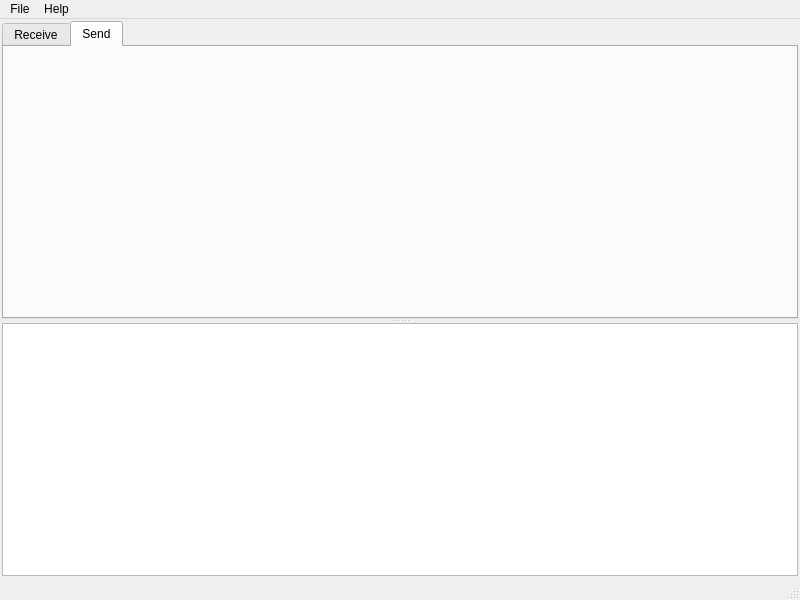
Old version of the form mainwindow.ui in the repository zxf1023818103/uartframeparser.
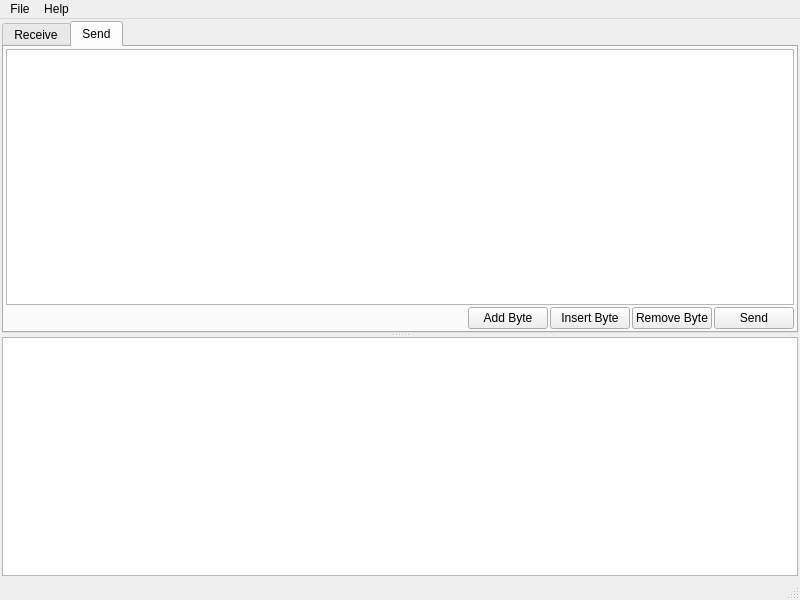
New version of the form.

```diff
--- a/mainwindow.ui
+++ b/mainwindow.ui
@@ -96,6 +96,78 @@
         <attribute name="title">
          <string>Send</string>
         </attribute>
+        <layout class="QVBoxLayout" name="verticalLayout_2">
+         <property name="spacing">
+          <number>2</number>
+         </property>
+         <property name="leftMargin">
+          <number>2</number>
+         </property>
+         <property name="topMargin">
+          <number>2</number>
+         </property>
+         <property name="rightMargin">
+          <number>2</number>
+         </property>
+         <property name="bottomMargin">
+          <number>2</number>
+         </property>
+         <item>
+          <widget class="QTableView" name="sendingDataView">
+           <property name="selectionMode">
+            <enum>QAbstractItemView::SingleSelection</enum>
+           </property>
+           <property name="selectionBehavior">
+            <enum>QAbstractItemView::SelectRows</enum>
+           </property>
+          </widget>
+         </item>
+         <item>
+          <layout class="QHBoxLayout" name="horizontalLayout_3">
+           <item>
+            <spacer name="horizontalSpacer">
+             <property name="orientation">
+              <enum>Qt::Horizontal</enum>
+             </property>
+             <property name="sizeHint" stdset="0">
+              <size>
+               <width>40</width>
+               <height>20</height>
+              </size>
+             </property>
+            </spacer>
+           </item>
+           <item>
+            <widget class="QPushButton" name="addByteButton">
+             <property name="text">
+              <string>Add Byte</string>
+             </property>
+            </widget>
+           </item>
+           <item>
+            <widget class="QPushButton" name="insertByteButton">
+             <property name="text">
+              <string>Insert Byte</string>
+             </property>
+            </widget>
+           </item>
+           <item>
+            <widget class="QPushButton" name="removeByteButton">
+             <property name="text">
+              <string>Remove Byte</string>
+             </property>
+            </widget>
+           </item>
+           <item>
+            <widget class="QPushButton" name="sendButton">
+             <property name="text">
+              <string>Send</string>
+             </property>
+            </widget>
+           </item>
+          </layout>
+         </item>
+        </layout>
        </widget>
       </widget>
       <widget class="QTreeView" name="historyView">
```
Left out of the diff: 6 changed lines with no effect on the pictures.
